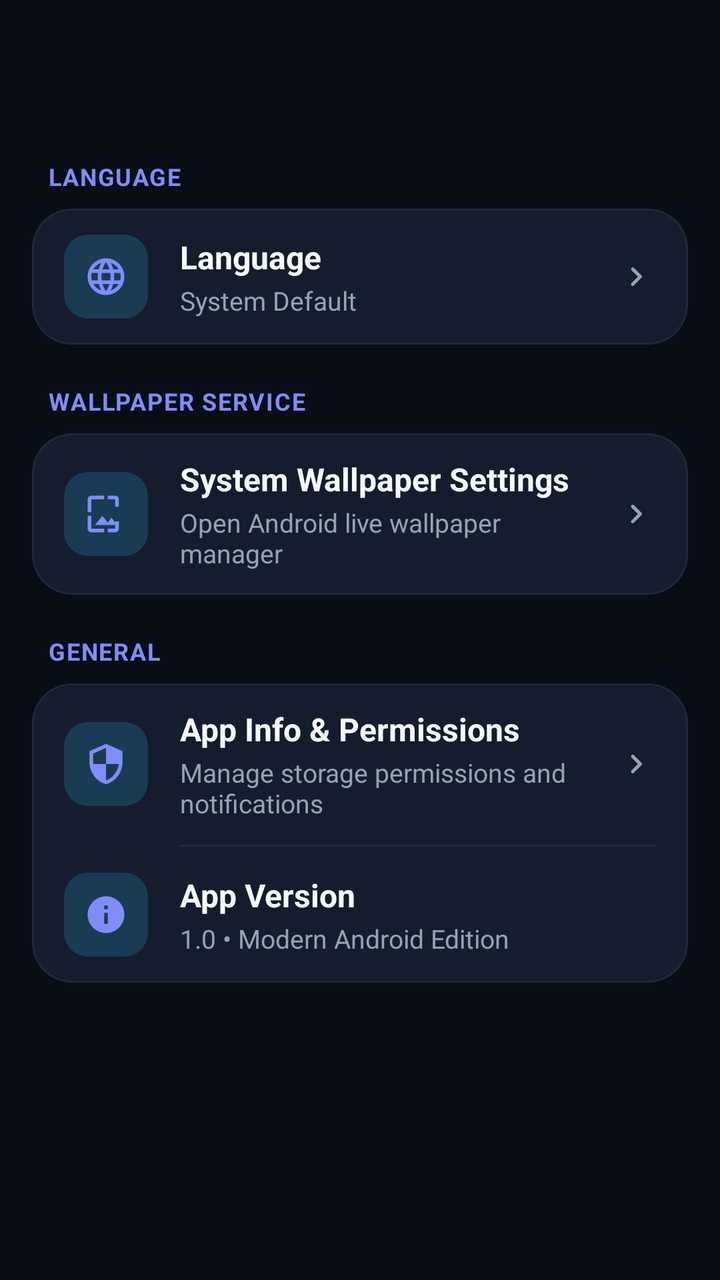
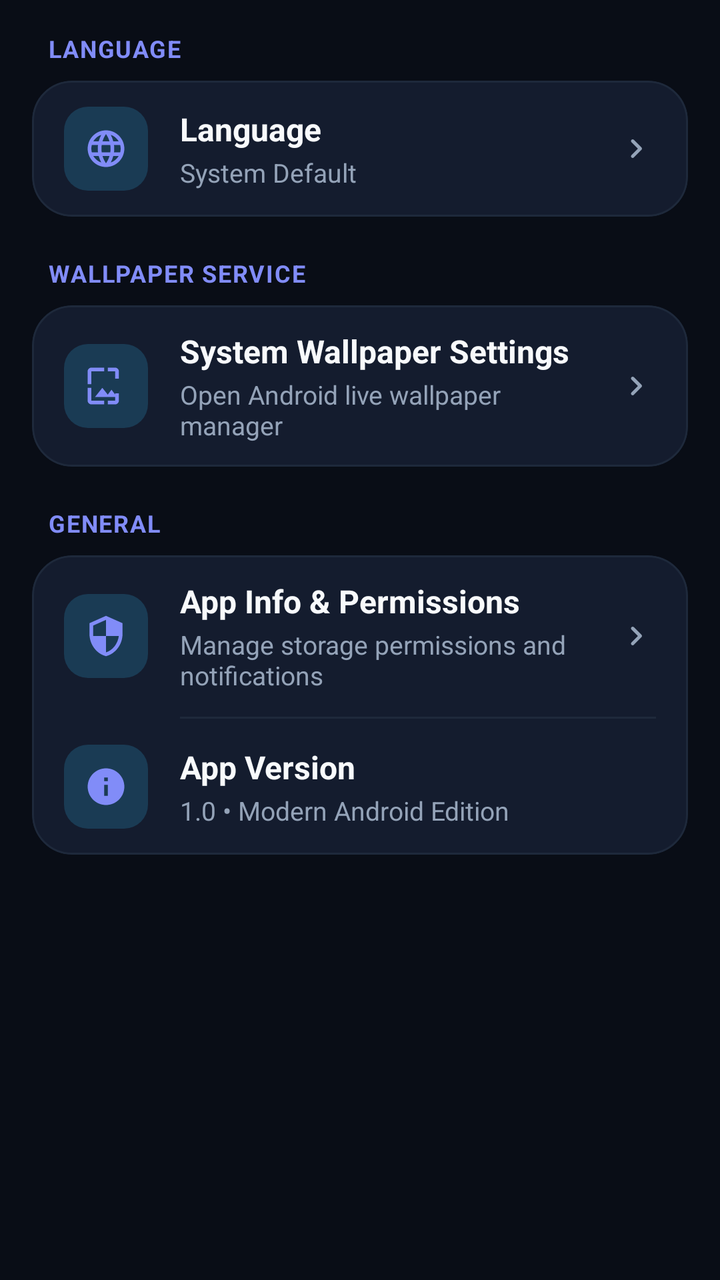

Before-and-after screenshots of an Android layout around one commit, followed by the original layout XML and the change that was made.
<!-- AndroidManifest.xml: application theme Theme.MyApplication -->
<!-- res/layout/fragment_settings.xml -->
<?xml version="1.0" encoding="utf-8"?>
<androidx.core.widget.NestedScrollView xmlns:android="http://schemas.android.com/apk/res/android"
    xmlns:app="http://schemas.android.com/apk/res-auto"
    android:layout_width="match_parent"
    android:layout_height="match_parent"
    android:background="@color/colorBackground"
    android:clipToPadding="false"
    android:paddingTop="?attr/actionBarSize"
    android:paddingBottom="96dp">

    <LinearLayout
        android:layout_width="match_parent"
        android:layout_height="wrap_content"
        android:orientation="vertical"
        android:paddingHorizontal="16dp"
        android:paddingTop="16dp"
        android:paddingBottom="24dp">

        
        <TextView
            android:layout_width="wrap_content"
            android:layout_height="wrap_content"
            android:layout_marginStart="8dp"
            android:layout_marginBottom="8dp"
            android:text="@string/settings_category_appearance"
            android:textColor="@color/primary"
            android:textSize="12sp"
            android:textStyle="bold"
            android:textAllCaps="true"
            android:letterSpacing="0.05" />

        <com.google.android.material.card.MaterialCardView
            android:layout_width="match_parent"
            android:layout_height="wrap_content"
            android:layout_marginBottom="20dp"
            app:cardCornerRadius="20dp"
            app:cardElevation="0dp"
            app:strokeColor="@color/colorCardBorder"
            app:strokeWidth="1dp"
            app:cardBackgroundColor="@color/colorSurface">

            <LinearLayout
                android:layout_width="match_parent"
                android:layout_height="wrap_content"
                android:orientation="vertical">

                
                <LinearLayout
                    android:id="@+id/item_setting_language"
                    android:layout_width="match_parent"
                    android:layout_height="wrap_content"
                    android:minHeight="68dp"
                    android:orientation="horizontal"
                    android:gravity="center_vertical"
                    android:paddingHorizontal="16dp"
                    android:paddingVertical="12dp"
                    android:clickable="true"
                    android:focusable="true"
                    android:background="?attr/selectableItemBackground">

                    <FrameLayout
                        android:layout_width="42dp"
                        android:layout_height="42dp"
                        android:background="@drawable/bg_settings_icon">

                        <ImageView
                            android:layout_width="22dp"
                            android:layout_height="22dp"
                            android:layout_gravity="center"
                            android:src="@drawable/ic_language"
                            app:tint="@color/primary"
                            android:contentDescription="@string/settings_language" />
                    </FrameLayout>

                    <LinearLayout
                        android:layout_width="0dp"
                        android:layout_height="wrap_content"
                        android:layout_weight="1"
                        android:layout_marginStart="16dp"
                        android:layout_marginEnd="8dp"
                        android:orientation="vertical">

                        <TextView
                            android:layout_width="wrap_content"
                            android:layout_height="wrap_content"
                            android:text="@string/settings_language"
                            android:textColor="@color/colorTextPrimary"
                            android:textSize="16sp"
                            android:textStyle="bold" />

                        <TextView
                            android:id="@+id/tv_language_summary"
                            android:layout_width="wrap_content"
                            android:layout_height="wrap_content"
                            android:layout_marginTop="2dp"
                            android:text="@string/lang_system"
                            android:textColor="@color/colorTextSecondary"
                            android:textSize="13sp" />
                    </LinearLayout>

                    <ImageView
                        android:layout_width="20dp"
                        android:layout_height="20dp"
                        android:src="@drawable/ic_chevron_right"
                        app:tint="@color/colorTextSecondary"
                        android:contentDescription="@null" />
                </LinearLayout>

            </LinearLayout>
        </com.google.android.material.card.MaterialCardView>

        
        <TextView
            android:layout_width="wrap_content"
            android:layout_height="wrap_content"
            android:layout_marginStart="8dp"
            android:layout_marginBottom="8dp"
            android:text="@string/settings_category_wallpaper"
            android:textColor="@color/primary"
            android:textSize="12sp"
            android:textStyle="bold"
            android:textAllCaps="true"
            android:letterSpacing="0.05" />

        <com.google.android.material.card.MaterialCardView
            android:layout_width="match_parent"
            android:layout_height="wrap_content"
            android:layout_marginBottom="20dp"
            app:cardCornerRadius="20dp"
            app:cardElevation="0dp"
            app:strokeColor="@color/colorCardBorder"
            app:strokeWidth="1dp"
            app:cardBackgroundColor="@color/colorSurface">

            <LinearLayout
                android:layout_width="match_parent"
                android:layout_height="wrap_content"
                android:orientation="vertical">

                
                <LinearLayout
                    android:id="@+id/item_setting_wallpaper"
                    android:layout_width="match_parent"
                    android:layout_height="wrap_content"
                    android:minHeight="68dp"
                    android:orientation="horizontal"
                    android:gravity="center_vertical"
                    android:paddingHorizontal="16dp"
                    android:paddingVertical="12dp"
                    android:clickable="true"
                    android:focusable="true"
                    android:background="?attr/selectableItemBackground">

                    <FrameLayout
                        android:layout_width="42dp"
                        android:layout_height="42dp"
                        android:background="@drawable/bg_settings_icon">

                        <ImageView
                            android:layout_width="22dp"
                            android:layout_height="22dp"
                            android:layout_gravity="center"
                            android:src="@drawable/ic_wallpaper"
                            app:tint="@color/primary"
                            android:contentDescription="@string/settings_system_wallpaper_title" />
                    </FrameLayout>

                    <LinearLayout
                        android:layout_width="0dp"
                        android:layout_height="wrap_content"
                        android:layout_weight="1"
                        android:layout_marginStart="16dp"
                        android:layout_marginEnd="8dp"
                        android:orientation="vertical">

                        <TextView
                            android:layout_width="wrap_content"
                            android:layout_height="wrap_content"
                            android:text="@string/settings_system_wallpaper_title"
                            android:textColor="@color/colorTextPrimary"
                            android:textSize="16sp"
                            android:textStyle="bold" />

                        <TextView
                            android:layout_width="wrap_content"
                            android:layout_height="wrap_content"
                            android:layout_marginTop="2dp"
                            android:text="@string/settings_system_wallpaper_summary"
                            android:textColor="@color/colorTextSecondary"
                            android:textSize="13sp" />
                    </LinearLayout>

                    <ImageView
                        android:layout_width="20dp"
                        android:layout_height="20dp"
                        android:src="@drawable/ic_chevron_right"
                        app:tint="@color/colorTextSecondary"
                        android:contentDescription="@null" />
                </LinearLayout>

            </LinearLayout>
        </com.google.android.material.card.MaterialCardView>

        
        <TextView
            android:layout_width="wrap_content"
            android:layout_height="wrap_content"
            android:layout_marginStart="8dp"
            android:layout_marginBottom="8dp"
            android:text="@string/settings_category_general"
            android:textColor="@color/primary"
            android:textSize="12sp"
            android:textStyle="bold"
            android:textAllCaps="true"
            android:letterSpacing="0.05" />

        <com.google.android.material.card.MaterialCardView
            android:layout_width="match_parent"
            android:layout_height="wrap_content"
            android:layout_marginBottom="16dp"
            app:cardCornerRadius="20dp"
            app:cardElevation="0dp"
            app:strokeColor="@color/colorCardBorder"
            app:strokeWidth="1dp"
            app:cardBackgroundColor="@color/colorSurface">

            <LinearLayout
                android:layout_width="match_parent"
                android:layout_height="wrap_content"
                android:orientation="vertical">

                
                <LinearLayout
                    android:id="@+id/item_setting_permissions"
                    android:layout_width="match_parent"
                    android:layout_height="wrap_content"
                    android:minHeight="68dp"
                    android:orientation="horizontal"
                    android:gravity="center_vertical"
                    android:paddingHorizontal="16dp"
                    android:paddingVertical="12dp"
                    android:clickable="true"
                    android:focusable="true"
                    android:background="?attr/selectableItemBackground">

                    <FrameLayout
                        android:layout_width="42dp"
                        android:layout_height="42dp"
                        android:background="@drawable/bg_settings_icon">

                        <ImageView
                            android:layout_width="22dp"
                            android:layout_height="22dp"
                            android:layout_gravity="center"
                            android:src="@drawable/ic_security"
                            app:tint="@color/primary"
                            android:contentDescription="@string/settings_app_info_title" />
                    </FrameLayout>

                    <LinearLayout
                        android:layout_width="0dp"
                        android:layout_height="wrap_content"
                        android:layout_weight="1"
                        android:layout_marginStart="16dp"
                        android:layout_marginEnd="8dp"
                        android:orientation="vertical">

                        <TextView
                            android:layout_width="wrap_content"
                            android:layout_height="wrap_content"
                            android:text="@string/settings_app_info_title"
                            android:textColor="@color/colorTextPrimary"
                            android:textSize="16sp"
                            android:textStyle="bold" />

                        <TextView
                            android:layout_width="wrap_content"
                            android:layout_height="wrap_content"
                            android:layout_marginTop="2dp"
                            android:text="@string/settings_app_info_summary"
                            android:textColor="@color/colorTextSecondary"
                            android:textSize="13sp" />
                    </LinearLayout>

                    <ImageView
                        android:layout_width="20dp"
                        android:layout_height="20dp"
                        android:src="@drawable/ic_chevron_right"
                        app:tint="@color/colorTextSecondary"
                        android:contentDescription="@null" />
                </LinearLayout>

                <View
                    android:layout_width="match_parent"
                    android:layout_height="1dp"
                    android:layout_marginStart="74dp"
                    android:layout_marginEnd="16dp"
                    android:background="@color/colorCardBorder" />

                
                <LinearLayout
                    android:id="@+id/item_setting_version"
                    android:layout_width="match_parent"
                    android:layout_height="wrap_content"
                    android:minHeight="68dp"
                    android:orientation="horizontal"
                    android:gravity="center_vertical"
                    android:paddingHorizontal="16dp"
                    android:paddingVertical="12dp">

                    <FrameLayout
                        android:layout_width="42dp"
                        android:layout_height="42dp"
                        android:background="@drawable/bg_settings_icon">

                        <ImageView
                            android:layout_width="22dp"
                            android:layout_height="22dp"
                            android:layout_gravity="center"
                            android:src="@drawable/ic_info"
                            app:tint="@color/primary"
                            android:contentDescription="@string/settings_version_title" />
                    </FrameLayout>

                    <LinearLayout
                        android:layout_width="0dp"
                        android:layout_height="wrap_content"
                        android:layout_weight="1"
                        android:layout_marginStart="16dp"
                        android:layout_marginEnd="8dp"
                        android:orientation="vertical">

                        <TextView
                            android:layout_width="wrap_content"
                            android:layout_height="wrap_content"
                            android:text="@string/settings_version_title"
                            android:textColor="@color/colorTextPrimary"
                            android:textSize="16sp"
                            android:textStyle="bold" />

                        <TextView
                            android:layout_width="wrap_content"
                            android:layout_height="wrap_content"
                            android:layout_marginTop="2dp"
                            android:text="@string/settings_version_summary"
                            android:textColor="@color/colorTextSecondary"
                            android:textSize="13sp" />
                    </LinearLayout>
                </LinearLayout>

            </LinearLayout>
        </com.google.android.material.card.MaterialCardView>

    </LinearLayout>

</androidx.core.widget.NestedScrollView>
<!-- resources referenced by this layout -->
<resources>
  <color name="colorBackground">#090D16</color>
  <color name="colorCardBorder">#1E293B</color>
  <color name="colorSurface">#141C2E</color>
  <color name="colorTextPrimary">#F8FAFC</color>
  <color name="colorTextSecondary">#94A3B8</color>
  <color name="primary">#818CF8</color>
  <!-- drawable bg_settings_icon (drawable) -->
  <?xml version="1.0" encoding="utf-8"?>
  <shape xmlns:android="http://schemas.android.com/apk/res/android"
      android:shape="rectangle">
      <corners android:radius="12dp" />
      <solid android:color="@color/ripple_color" />
  </shape>
  <!-- drawable ic_info (drawable) -->
  <vector xmlns:android="http://schemas.android.com/apk/res/android"
      android:width="24dp"
      android:height="24dp"
      android:viewportWidth="24"
      android:viewportHeight="24">
      <path
          android:fillColor="#FFFFFFFF"
          android:pathData="M12,2C6.48,2 2,6.48 2,12s4.48,10 10,10 10,-4.48 10,-10S17.52,2 12,2zm1,15h-2v-6h2v6zm0,-8h-2V7h2v2z"/>
  </vector>
  <!-- drawable ic_security (drawable) -->
  <vector xmlns:android="http://schemas.android.com/apk/res/android"
      android:width="24dp"
      android:height="24dp"
      android:viewportWidth="24"
      android:viewportHeight="24">
      <path
          android:fillColor="#FFFFFFFF"
          android:pathData="M12,1L3,5v6c0,5.55 3.84,10.74 9,12 5.16,-1.26 9,-6.45 9,-12V5l-9,-4zm0,10.99h7c-0.53,4.12 -3.28,7.79 -7,8.94V12H5V6.3l7,-3.11v8.8z"/>
  </vector>
  <!-- drawable ic_wallpaper (drawable) -->
  <vector xmlns:android="http://schemas.android.com/apk/res/android"
      android:width="24dp"
      android:height="24dp"
      android:viewportWidth="24"
      android:viewportHeight="24">
      <path
          android:fillColor="#FFFFFFFF"
          android:pathData="M4,4h7V2H4c-1.1,0 -2,0.9 -2,2v7h2V4zm6,9l-4,5h12l-3,-4 -2.03,2.71L10,13zm7,-9h-4V2h4c1.1,0 2,0.9 2,2v4h-2V4zm0,16h-4v2h4c1.1,0 2,-0.9 2,-2v-4h-2v4zM4,13H2v7c0,1.1 0.9,2 2,2h7v-2H4v-7z"/>
  </vector>
  <string name="lang_system">System Default</string>
  <string name="settings_app_info_summary">Manage storage permissions and notifications</string>
  <string name="settings_app_info_title">App Info &amp; Permissions</string>
  <string name="settings_category_appearance">Language</string>
  <string name="settings_category_general">General</string>
  <string name="settings_category_wallpaper">Wallpaper Service</string>
  <string name="settings_language">Language</string>
  <string name="settings_system_wallpaper_summary">Open Android live wallpaper manager</string>
  <string name="settings_system_wallpaper_title">System Wallpaper Settings</string>
  <string name="settings_version_summary">1.0 • Modern Android Edition</string>
  <string name="settings_version_title">App Version</string>
  <style name="Theme.MyApplication" parent="Theme.Material3.DayNight.NoActionBar">
          
          <item name="colorPrimary">@color/primary</item>
          <item name="colorSecondary">@color/colorSecondary</item>
          <item name="android:colorBackground">@color/colorBackground</item>
          <item name="colorSurface">@color/colorSurface</item>
          <item name="colorSurfaceVariant">@color/colorSurface</item>
          
          
          <item name="colorControlHighlight">@color/ripple_color</item>
  
          
          <item name="android:statusBarColor">@color/colorSurface</item>
          <item name="android:navigationBarColor">@color/colorSurface</item>
          
          
          <item name="android:windowLightStatusBar" tools:targetApi="m">@bool/is_light_theme</item>
          <item name="android:windowLightNavigationBar" tools:targetApi="o_mr1">@bool/is_light_theme</item>
      </style>
  <color name="ripple_color">#3038BDF8</color>
  <color name="colorSecondary">#34D399</color>
  <!-- unchanged entries left out for length: 2 -->
</resources>

<!-- the commit's change to res/layout/fragment_settings.xml (unified diff, before → after) -->
@@ -5,7 +5,6 @@
     android:layout_height="match_parent"
     android:background="@color/colorBackground"
     android:clipToPadding="false"
-    android:paddingTop="?attr/actionBarSize"
     android:paddingBottom="96dp">
 
     <LinearLayout
<!-- resource entries referenced after the edit -->
@@ -66,12 +66,12 @@
           <item name="colorControlHighlight">@color/ripple_color</item>
   
           
-          <item name="android:statusBarColor">@color/colorSurface</item>
-          <item name="android:navigationBarColor">@color/colorSurface</item>
+          <item name="android:statusBarColor">@android:color/transparent</item>
+          <item name="android:navigationBarColor">@android:color/transparent</item>
           
           
-          <item name="android:windowLightStatusBar" tools:targetApi="m">@bool/is_light_theme</item>
-          <item name="android:windowLightNavigationBar" tools:targetApi="o_mr1">@bool/is_light_theme</item>
+          <item name="android:windowLightStatusBar" tools:targetApi="m">false</item>
+          <item name="android:windowLightNavigationBar" tools:targetApi="o_mr1">false</item>
       </style>
   <color name="ripple_color">#3038BDF8</color>
   <color name="colorSecondary">#34D399</color>
